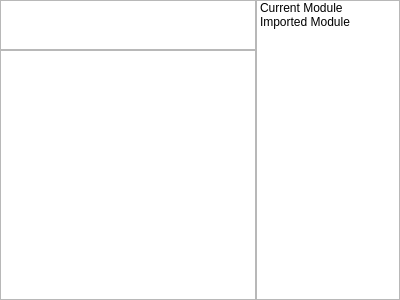
First picture: the form in ualgorithmeditor.ui, repository davidaq/Uranus2, before the edit.
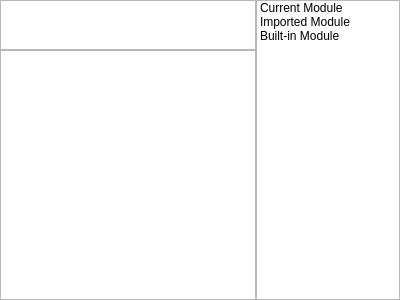
Second picture: the form after the edit. Icons and pictures are not drawn.

Patch:
```diff
--- a/ualgorithmeditor.ui
+++ b/ualgorithmeditor.ui
@@ -95,6 +95,15 @@
         <normaloff>:/images/algorithm/import.png</normaloff>:/images/algorithm/import.png</iconset>
       </property>
      </item>
+     <item>
+      <property name="text">
+       <string>Built-in Module</string>
+      </property>
+      <property name="icon">
+       <iconset resource="res.qrc">
+        <normaloff>:/images/algorithm/command.png</normaloff>:/images/algorithm/command.png</iconset>
+      </property>
+     </item>
     </widget>
    </item>
   </layout>
```
